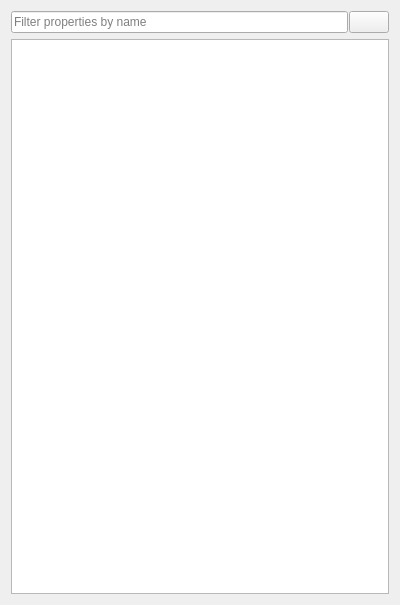
First picture: the form in ceed/ui/PropertySetInspector.ui, repository timbaker/ceed, before the edit.
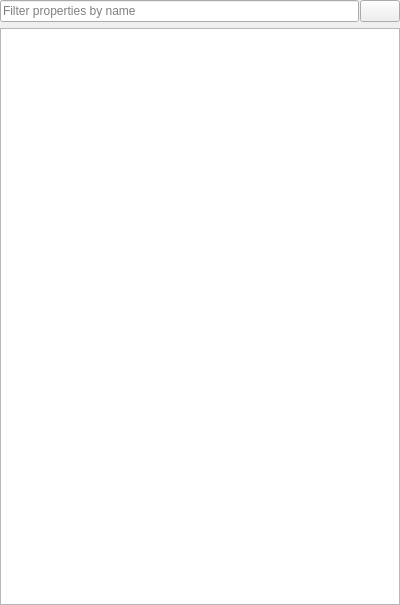
Second picture: the form after the edit. Icons and pictures are not drawn.

Commit message: Remove internal widget margin, containers that embed it add the margin so this is extraneous.

What changed in the file:
```diff
--- a/ceed/ui/PropertySetInspector.ui
+++ b/ceed/ui/PropertySetInspector.ui
@@ -14,6 +14,9 @@
    <string>Property Set Inspector</string>
   </property>
   <layout class="QVBoxLayout" name="verticalLayout">
+   <property name="margin">
+    <number>0</number>
+   </property>
    <item>
     <widget class="QWidget" name="widget" native="true">
      <layout class="QHBoxLayout" name="horizontalLayout">
```
